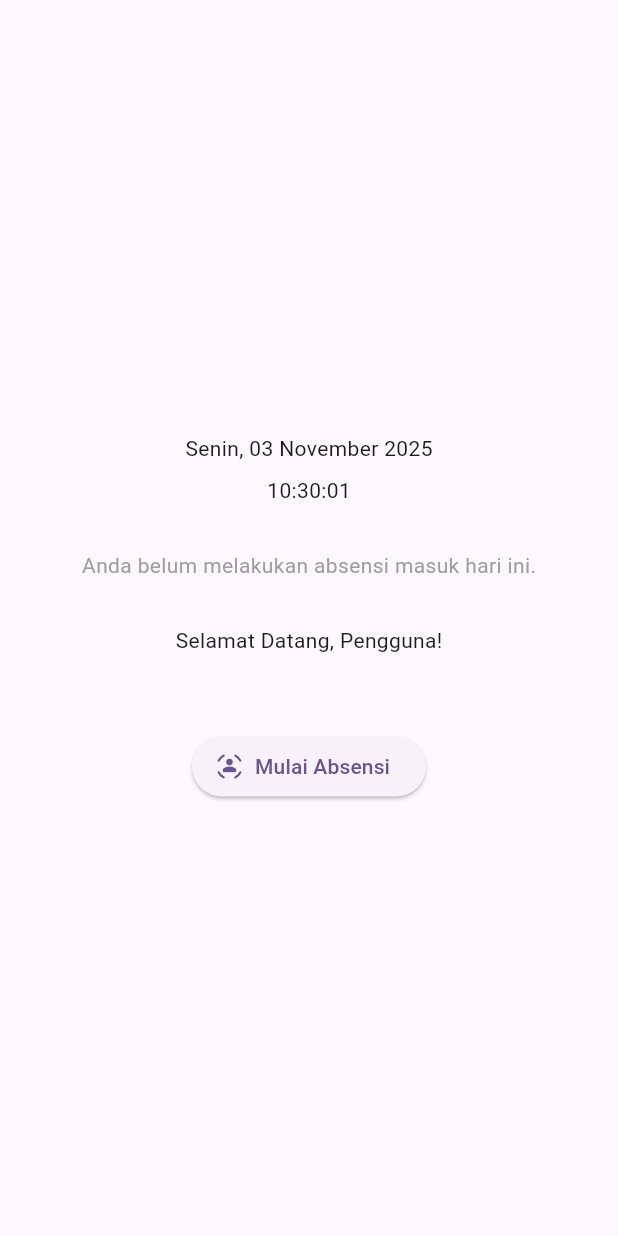
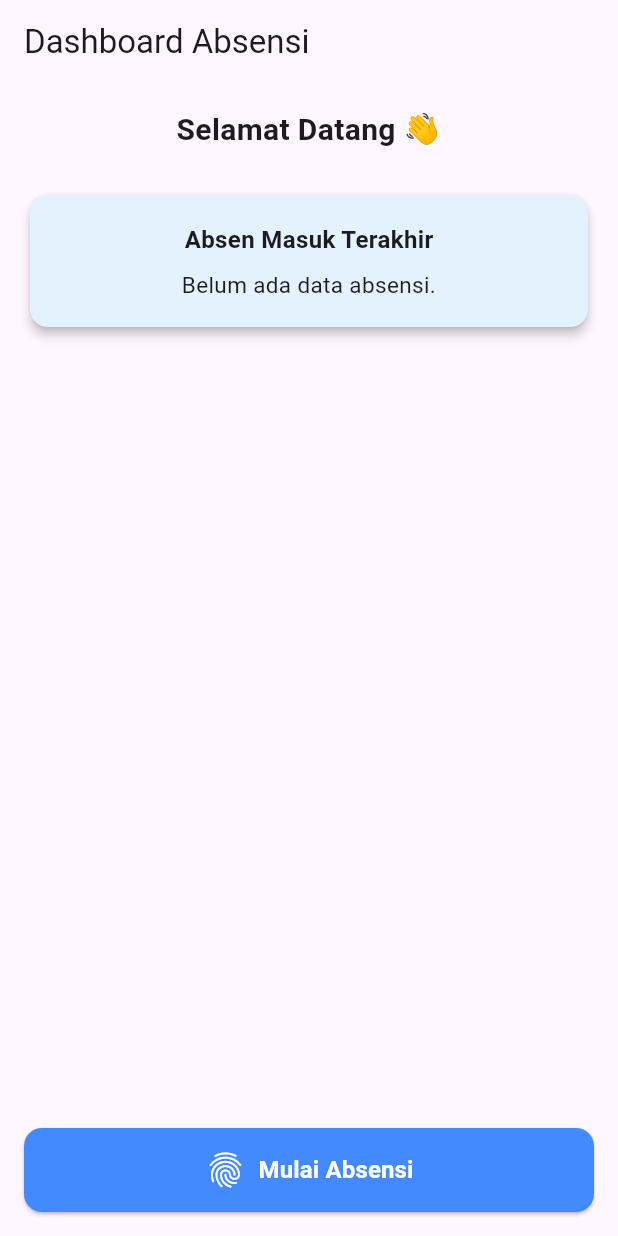
Before and after one commit to AhdMaul/Absensi-Mobile, a Flutter app: the HomeWidget screen opened directly, on a phone screen of 412 x 824 dp. Run offline on Flutter 3.47's test engine with Material 3 defaults, Android fonts, the phone set to English and light mode, and no system bars; our stand-ins replace camera, geolocator, shared_preferences; accounts and stored records are empty.

Commit message:
feat: Refactor attendance submission and model handling for improved data management

```diff
--- a/lib/features/home/widgets/home_widgets.dart
+++ b/lib/features/home/widgets/home_widgets.dart
@@ -1,8 +1,6 @@
-// lib/features/home/widgets/home_widget.dart
-import 'dart:async';
 import 'package:flutter/material.dart';
+import 'package:shared_preferences/shared_preferences.dart';
 import 'package:intl/intl.dart';
-import 'package:shared_preferences/shared_preferences.dart'; // Import SharedPreferences
 import '../../../core/routes/app_routes.dart';
 
 class HomeWidget extends StatefulWidget {
@@ -13,111 +11,112 @@ class HomeWidget extends StatefulWidget {
 }
 
 class _HomeWidgetState extends State<HomeWidget> {
-  String userName = "Pengguna";
-  DateTime _currentTime = DateTime.now();
-  Timer? _timer;
-  DateTime? _lastAttendanceTime; // State untuk menyimpan waktu absen terakhir
+  DateTime? _lastAttendanceTime;
 
   @override
   void initState() {
     super.initState();
-    Intl.defaultLocale = 'id_ID';
-    // _loadUserData();
-    _loadLastAttendanceTime(); // Muat waktu absen terakhir dari SharedPreferences
-
-    _timer = Timer.periodic(const Duration(seconds: 1), (timer) {
-      if (mounted) setState(() => _currentTime = DateTime.now());
-    });
+    _loadLastAttendance();
   }
 
-  @override
-  void dispose() {
-    _timer?.cancel();
-    super.dispose();
-  }
-
-  Future<void> _loadLastAttendanceTime() async {
+  Future<void> _loadLastAttendance() async {
     final prefs = await SharedPreferences.getInstance();
-    final timestamp = prefs.getInt('lastAttendanceTime');
-    if (timestamp != null && mounted) {
+    final storedTime = prefs.getString('lastAttendanceTime');
+    if (storedTime != null) {
       setState(() {
-        _lastAttendanceTime = DateTime.fromMillisecondsSinceEpoch(timestamp);
+        _lastAttendanceTime = DateTime.tryParse(storedTime);
       });
     }
   }
 
-
-  Future<void> _saveLastAttendanceTime(DateTime time) async {
+  Future<void> _saveLastAttendance(DateTime time) async {
     final prefs = await SharedPreferences.getInstance();
-    await prefs.setInt('lastAttendanceTime', time.millisecondsSinceEpoch);
+    await prefs.setString('lastAttendanceTime', time.toIso8601String());
+    setState(() {
+      _lastAttendanceTime = time;
+    });
   }
 
-
-  // --- Modifikasi Navigasi ke Absen ---
-  void _goToAbsenScreen() async {
-    // Navigasi ke halaman Absen dan tunggu hasilnya
+  Future<void> _navigateToAbsensi() async {
     final result = await Navigator.pushNamed(context, AppRoutes.absensi);
 
-    // Cek hasil yang dikembalikan dari Navigator.pop() di AbsenWidget
-    if (result != null && result is DateTime && mounted) {
-      setState(() {
-        _lastAttendanceTime = result; // Update state dengan waktu absen baru
-      });
-      // Simpan waktu absen baru ke SharedPreferences
-      await _saveLastAttendanceTime(result);
+    if (result != null && result is DateTime) {
+      await _saveLastAttendance(result);
+
+      final formatted = DateFormat('HH:mm:ss').format(result);
+      ScaffoldMessenger.of(context).showSnackBar(
+        SnackBar(content: Text('Absensi berhasil pada $formatted')),
+      );
     }
   }
-  // --- Akhir Modifikasi Navigasi ---
+
+  String _getFormattedAttendance() {
+    if (_lastAttendanceTime == null) {
+      return "Belum ada data absensi.";
+    }
+
+    final date = DateFormat('EEEE, dd MMMM yyyy', 'id_ID').format(_lastAttendanceTime!);
+    final time = DateFormat('HH:mm:ss').format(_lastAttendanceTime!);
+    return "🕒 $time — $date";
+  }
 
   @override
   Widget build(BuildContext context) {
-    return Center(
-      child: Padding(
-        padding: const EdgeInsets.all(16.0),
+    return Scaffold(
+      appBar: AppBar(title: const Text('Dashboard Absensi')),
+      body: Padding(
+        padding: const EdgeInsets.all(16),
         child: Column(
-          mainAxisAlignment: MainAxisAlignment.center,
+          crossAxisAlignment: CrossAxisAlignment.stretch,
           children: [
-            // --- Waktu Real-time ---
-            Text(DateFormat('EEEE, dd MMMM yyyy').format(_currentTime), /* ... style ... */),
-            const SizedBox(height: 8),
-            Text(DateFormat('HH:mm:ss').format(_currentTime), /* ... style ... */),
-            const SizedBox(height: 30), // Kurangi sedikit jarak
+            const Text(
+              'Selamat Datang 👋',
+              style: TextStyle(fontSize: 20, fontWeight: FontWeight.bold),
+              textAlign: TextAlign.center,
+            ),
+            const SizedBox(height: 25),
 
-            // --- Tampilkan Waktu Absen Terakhir (Jika Ada) ---
-            if (_lastAttendanceTime != null) ...[
-              Card(
-                color: Colors.green.shade50,
-                child: Padding(
-                  padding: const EdgeInsets.symmetric(horizontal: 16.0, vertical: 12.0),
-                  child: Row(
-                    mainAxisSize: MainAxisSize.min, // Agar Row tidak full width
-                    children: [
-                      Icon(Icons.access_time_filled, color: Colors.green.shade700, size: 20,),
-                      const SizedBox(width: 8),
-                      Text(
-                        'Absen Masuk: ${DateFormat('HH:mm').format(_lastAttendanceTime!)}', // Format jam:menit
-                        style: TextStyle(
-                            fontSize: 16,
-                            fontWeight: FontWeight.w500,
-                            color: Colors.green.shade800),
-                      ),
-                    ],
-                  ),
+            // CARD JAM ABSEN
+            Card(
+              elevation: 3,
+              color: Colors.blue.shade50,
+              child: Padding(
+                padding: const EdgeInsets.all(18.0),
+                child: Column(
+                  children: [
+                    const Text(
+                      'Absen Masuk Terakhir',
+                      style: TextStyle(fontSize: 16, fontWeight: FontWeight.bold),
+                    ),
+                    const SizedBox(height: 8),
+                    Text(
+                      _getFormattedAttendance(),
+                      style: const TextStyle(fontSize: 15),
+                      textAlign: TextAlign.center,
+                    ),
+                  ],
                 ),
               ),
-              const SizedBox(height: 30),
-            ] else ... [
-               const Text('Anda belum melakukan absensi masuk hari ini.', style: TextStyle(color: Colors.grey)),
-               const SizedBox(height: 30),
-            ],
+            ),
 
-            Text('Selamat Datang, $userName!', /* ... style ... */),
-            const SizedBox(height: 50),
+            const Spacer(),
+
+            // TOMBOL ABSENSI
             ElevatedButton.icon(
-              icon: const Icon(Icons.sensor_occupied_rounded),
-              label: const Text('Mulai Absensi'),
-              style: ElevatedButton.styleFrom( /* ... style ... */ ),
-              onPressed: _goToAbsenScreen,
+              style: ElevatedButton.styleFrom(
+                backgroundColor: Colors.blueAccent,
+                foregroundColor: Colors.white,
+                padding: const EdgeInsets.symmetric(vertical: 14),
+                shape: RoundedRectangleBorder(
+                  borderRadius: BorderRadius.circular(12),
+                ),
+              ),
+              onPressed: _navigateToAbsensi,
+              icon: const Icon(Icons.fingerprint, size: 28),
+              label: const Text(
+                "Mulai Absensi",
+                style: TextStyle(fontSize: 16, fontWeight: FontWeight.bold),
+              ),
             ),
           ],
         ),
```
Also changed, not shown: lib/features/absensi/models/attendance_model.dart (added, +63 -0 lines), lib/features/absensi/services/attendance_service.dart (+23 -30 lines), lib/features/absensi/widgets/absensi_widgets.dart (+118 -102 lines).
